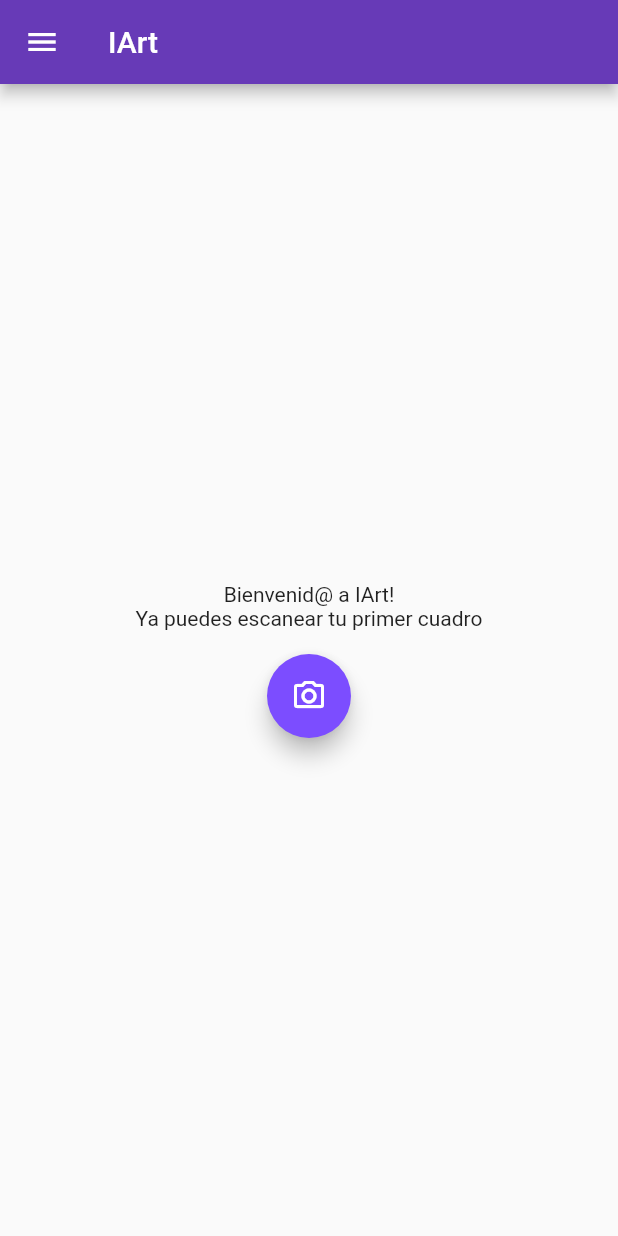
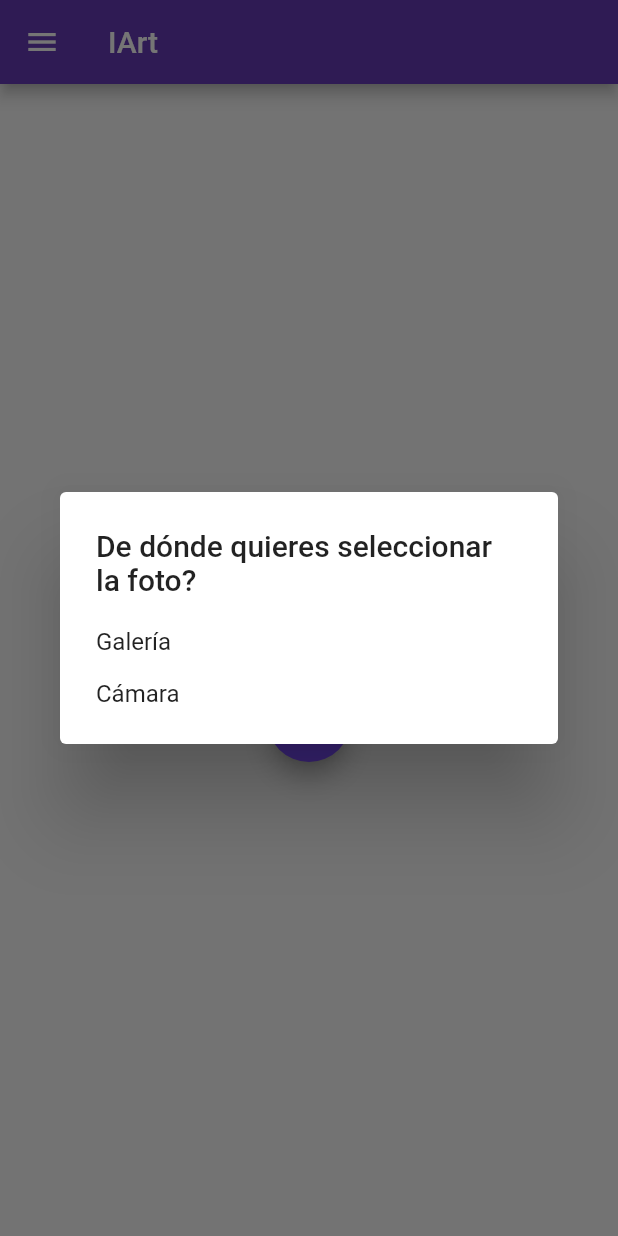
Before and after one commit to af2047/iArt, a Flutter app: the screen it shows after launch, after a tap on the "camera alt" icon, on a phone screen of 412 x 824 dp. Run offline on Flutter 3.47's test engine with Material 2 defaults, Android fonts, the light colour scheme and no system bars; our stand-ins replace image_picker.

Commit message:
Implementada funcionalidad camara

```diff
--- a/app_aatt/lib/main.dart
+++ b/app_aatt/lib/main.dart
@@ -12,6 +12,8 @@ class MyApp extends StatelessWidget {
 
   // This widget is the root of your application.
   @override
+
+
   Widget build(BuildContext context) {
     return MaterialApp(
       title: 'Flutter Demo',
@@ -32,15 +34,12 @@ class MyHomePage extends StatefulWidget {
 }
 
 class _MyHomePageState extends State<MyHomePage> {
-  int _counter = 0;
 
-  void _incrementCounter() {
-    setState(() {
-      _counter++;
-    });
-  }
+  var imageFile;
 
-  @override
+
+  // CONSTRUCTOR
+
   Widget build(BuildContext context) {
     return Scaffold(
       drawer: Drawer(
@@ -78,34 +77,106 @@ class _MyHomePageState extends State<MyHomePage> {
 
         title: Text(widget.title),
       ),
+
+
       body: Center(
-
         child: Column(
 
           mainAxisAlignment: MainAxisAlignment.center,
           children: <Widget>[
             const Text(
-              'Bienvenid@ a IArt!'
-                  '',
+                'Bienvenid@ a IArt!'
             ),
             const Text(
-              'Ya puedes escanear tu primer cuadro',
+                ''
+            ),
+
+            _setImageView(),
+
+            const Text(
+                ''
             ),
             const Text(
-              '',
+                ''
             ),
             FloatingActionButton(
               onPressed: () {
-                // Add your onPressed code here!
+                _showSelectionDialog(context);
               },
               backgroundColor: Colors.deepPurpleAccent,
-              child: const Icon(Icons.camera_alt_outlined),
+              child: Icon(Icons.camera_alt_outlined),
             ),
+
+
+
+
           ],
         ),
+
       ),
 
-      // This trailing comma makes auto-formatting nicer for build methods.
+
     );
   }
+
+
+  // MÉTODO QUE NOS PREGUNTA SI QUEREMOS IR A CÁMARA O
+  // COGER LA FOTO DE LA GALERÍA
+  Future<void> _showSelectionDialog(BuildContext context) {
+    return showDialog(
+        context: context,
+        builder: (BuildContext context) {
+          return AlertDialog(
+              title: Text("De dónde quieres seleccionar la foto?"),
+              content: SingleChildScrollView(
+                child: ListBody(
+                  children: <Widget>[
+                    GestureDetector(
+                      child: Text("Galería"),
+                      onTap: () {
+                        _openGallery(context);
+                      },
+                    ),
+                    Padding(padding: EdgeInsets.all(8.0)),
+                    GestureDetector(
+                      child: Text("Cámara"),
+                      onTap: () {
+                        _openCamera(context);
+                      },
+                    )
+                  ],
+                ),
+              ));
+        });
+  }
+
+  // SI ESCOJO LA OPCIÓN DE GALERÍA
+  void _openGallery(BuildContext context) async {
+    final ImagePicker _picker = ImagePicker();
+    var picture = await _picker.pickImage(source: ImageSource.gallery);
+    this.setState(() {
+      imageFile = picture;
+    });
+    Navigator.of(context).pop();
+  }
+
+  // SI ESCOJO LA OPCIÓN DE ABRIR LA CÁMARA
+  void _openCamera(BuildContext context) async {
+    final ImagePicker _picker = ImagePicker();
+    var picture = await _picker.pickImage(source: ImageSource.camera);
+    this.setState(() {
+      imageFile = picture;
+    });
+    Navigator.of(context).pop();
+  }
+
+
+  // VERIFICA SI LA VAR ES DISTINTA DE NULL
+  Widget _setImageView() {
+    if (imageFile != null) {
+      return Image.file(imageFile, width: 500, height: 500);
+    } else {
+      return Text("Pulsa para escanear tu primer cuadro");
+    }
+  }
 }
```
Also changed, not shown: app_aatt/pubspec.yaml (+5 -2 lines).
